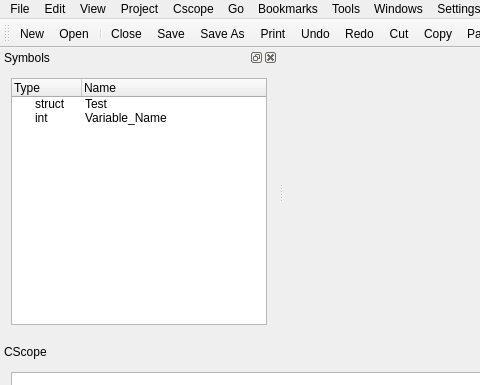
doganckaratas/kscope-ng, file view/mainwindow.ui: the form before one commit; both pictures show x 0 to 480 and y 0 to 385 of the 1150 by 597 pixel window.
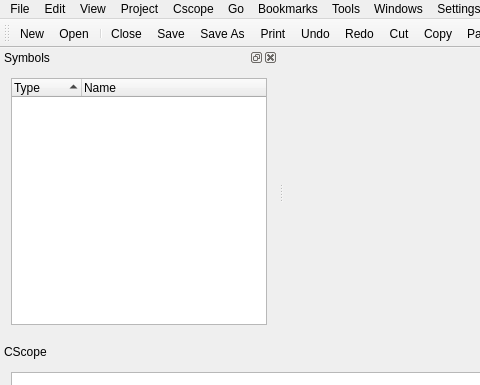
The form after the commit. Icons and pictures are not drawn.

Diff of the .ui file:
```diff
--- a/view/mainwindow.ui
+++ b/view/mainwindow.ui
@@ -348,22 +348,6 @@
          <string>Name</string>
         </property>
        </column>
-       <item>
-        <property name="text">
-         <string>struct</string>
-        </property>
-        <property name="text">
-         <string>Test</string>
-        </property>
-       </item>
-       <item>
-        <property name="text">
-         <string>int</string>
-        </property>
-        <property name="text">
-         <string>Variable_Name</string>
-        </property>
-       </item>
       </widget>
      </item>
     </layout>
```
Left out of the diff: 74 changed lines with no effect on the pictures.
